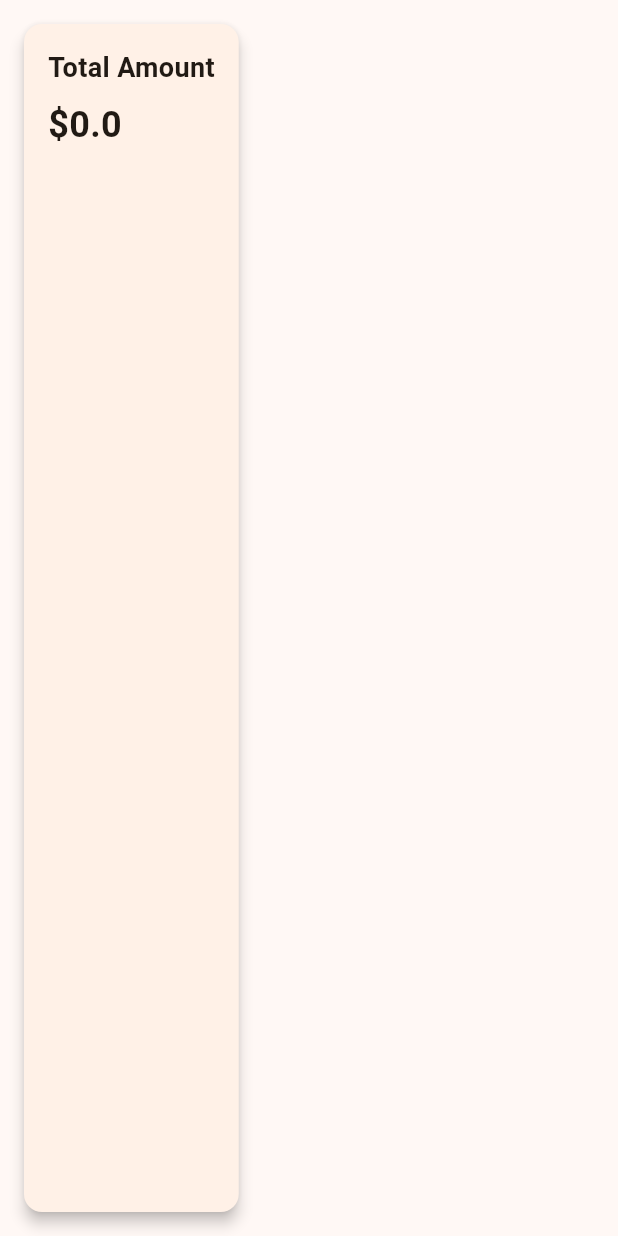
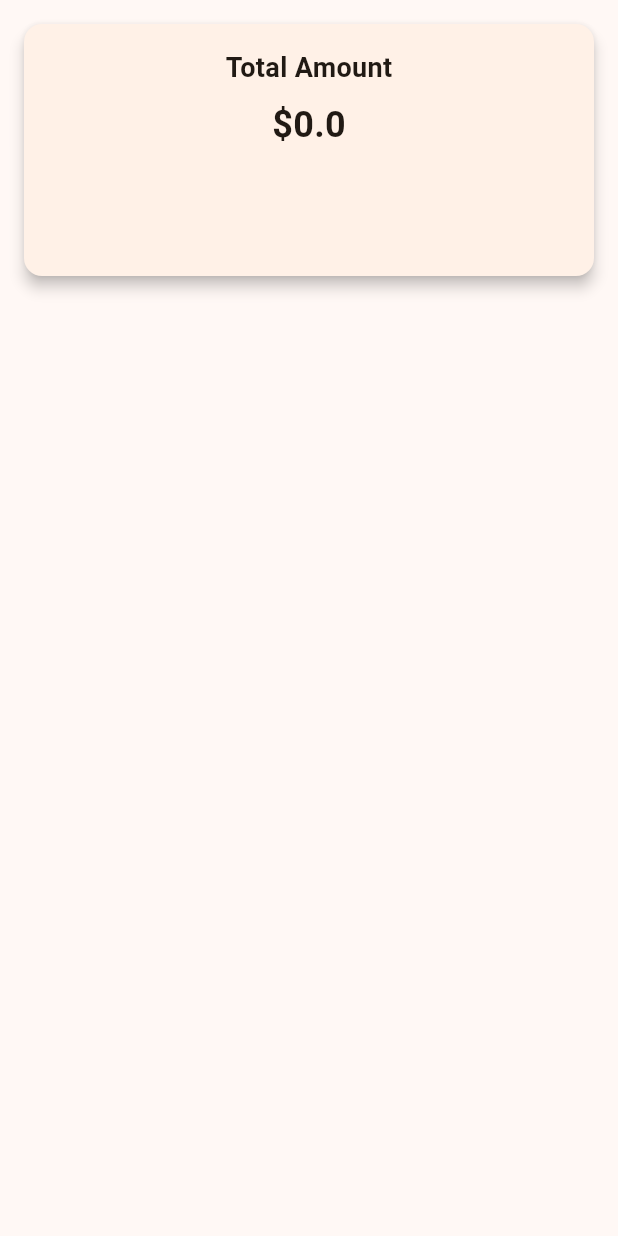
Before and after one commit to daniyar104/cash-mobile, a Flutter app: the AccountSummaryWidget widget shown alone on an empty page, opened directly, on a phone screen of 412 x 824 dp. Run offline on Flutter 3.47's test engine with Material 3 defaults, Android fonts, the phone set to English and light mode, and no system bars; our stand-ins replace shared_preferences, sqflite; accounts and stored records are empty.

Commit message:
(fix): Account Summary widget size

```diff
--- a/lib/widgets/AccountSummaryWidget.dart
+++ b/lib/widgets/AccountSummaryWidget.dart
@@ -28,14 +28,16 @@ class _AccountSummaryWidgetState extends State<AccountSummaryWidget>{
 
   @override
   Widget build(BuildContext context) {
-    // TODO: implement build
-    return Card(
+    return Container(
+      width: double.infinity,
+      height: 200,
+      child: Card(
         elevation: 4,
         margin: EdgeInsets.all(16),
         child: Padding(
           padding: EdgeInsets.all(16),
           child: Column(
-          crossAxisAlignment: CrossAxisAlignment.start,
+            crossAxisAlignment: CrossAxisAlignment.center,
             children: [
               Text(
                 'Total Amount',
@@ -49,6 +51,7 @@ class _AccountSummaryWidgetState extends State<AccountSummaryWidget>{
             ],
           ),
         ),
+      ),
     );
   }
 
```
Lines whose indentation alone changed are shown as unchanged.
